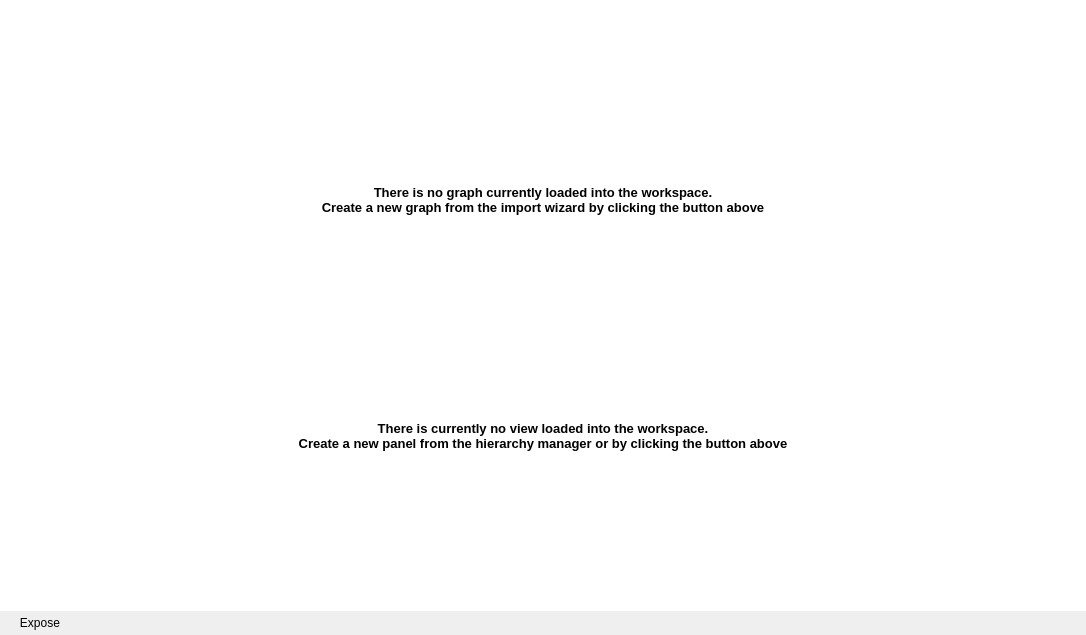
Qt form library/tulip-gui/designer/Workspace.ui (vadivelselvaraj/TulipGLImprovement) before a commit.
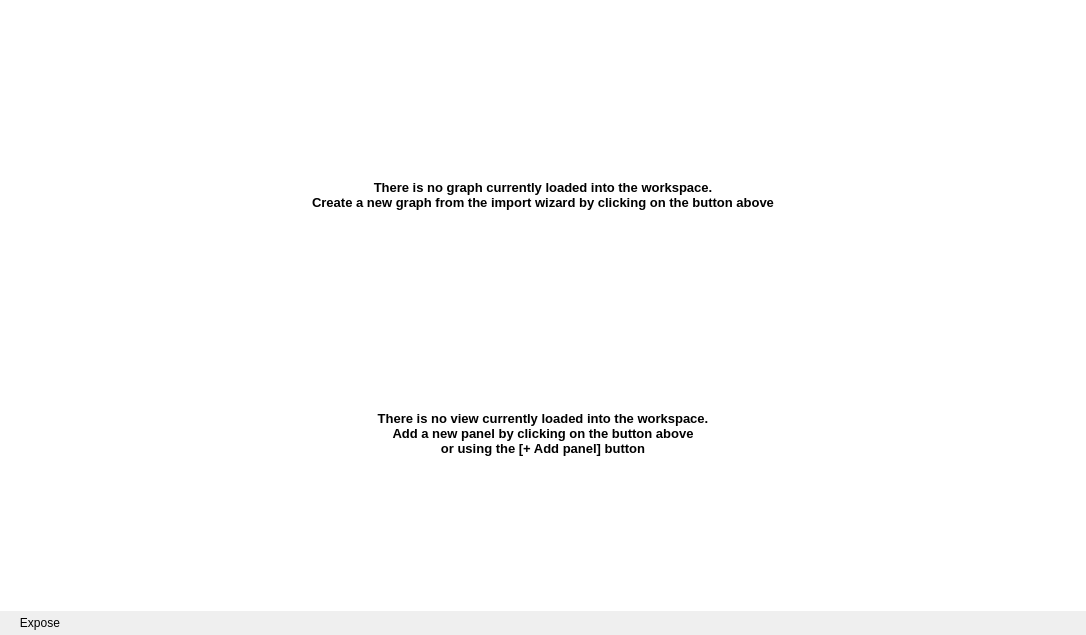
The same form after that commit. The open tabs and pages were chosen to show the change. Icons and pictures are not drawn. Custom widgets are drawn as their Qt base class.

Patch:
```diff
--- a/library/tulip-gui/designer/Workspace.ui
+++ b/library/tulip-gui/designer/Workspace.ui
@@ -89,7 +89,7 @@
 &lt;html&gt;&lt;head&gt;&lt;meta name=&quot;qrichtext&quot; content=&quot;1&quot; /&gt;&lt;style type=&quot;text/css&quot;&gt;
 p, li { white-space: pre-wrap; }
 &lt;/style&gt;&lt;/head&gt;&lt;body style=&quot; font-family:'DejaVu Sans'; font-size:10pt; font-weight:400; font-style:normal;&quot;&gt;
-&lt;p style=&quot; margin-top:0px; margin-bottom:0px; margin-left:0px; margin-right:0px; -qt-block-indent:0; text-indent:0px;&quot;&gt;&lt;span style=&quot; font-weight:600;&quot;&gt;There is no graph currently loaded into the workspace.&lt;br /&gt;Create a new graph from the import wizard by clicking the button above&lt;/span&gt;&lt;/p&gt;&lt;/body&gt;&lt;/html&gt;</string>
+&lt;p style=&quot; margin-top:0px; margin-bottom:0px; margin-left:0px; margin-right:0px; -qt-block-indent:0; text-indent:0px;&quot;&gt;&lt;span style=&quot; font-weight:600;&quot;&gt;There is no graph currently loaded into the workspace.&lt;br /&gt;Create a new graph from the import wizard by clicking on the button above&lt;/span&gt;&lt;/p&gt;&lt;/body&gt;&lt;/html&gt;</string>
             </property>
             <property name="alignment">
              <set>Qt::AlignCenter</set>
@@ -151,7 +151,7 @@
 &lt;html&gt;&lt;head&gt;&lt;meta name=&quot;qrichtext&quot; content=&quot;1&quot; /&gt;&lt;style type=&quot;text/css&quot;&gt;
 p, li { white-space: pre-wrap; }
 &lt;/style&gt;&lt;/head&gt;&lt;body style=&quot; font-family:'DejaVu Sans'; font-size:10pt; font-weight:400; font-style:normal;&quot;&gt;
-&lt;p style=&quot; margin-top:0px; margin-bottom:0px; margin-left:0px; margin-right:0px; -qt-block-indent:0; text-indent:0px;&quot;&gt;&lt;span style=&quot; font-weight:600;&quot;&gt;There is currently no view loaded into the workspace.&lt;br /&gt;Create a new panel from the hierarchy manager or by clicking the button above&lt;/span&gt;&lt;/p&gt;&lt;/body&gt;&lt;/html&gt;</string>
+&lt;p style=&quot; margin-top:0px; margin-bottom:0px; margin-left:0px; margin-right:0px; -qt-block-indent:0; text-indent:0px;&quot;&gt;&lt;span style=&quot; font-weight:600;&quot;&gt;There is no view currently loaded into the workspace.&lt;br /&gt;Add a new panel by clicking on the button above&lt;br/&gt;or using the [+ Add panel] button&lt;/span&gt;&lt;/p&gt;&lt;/body&gt;&lt;/html&gt;</string>
             </property>
             <property name="alignment">
              <set>Qt::AlignCenter</set>
```
